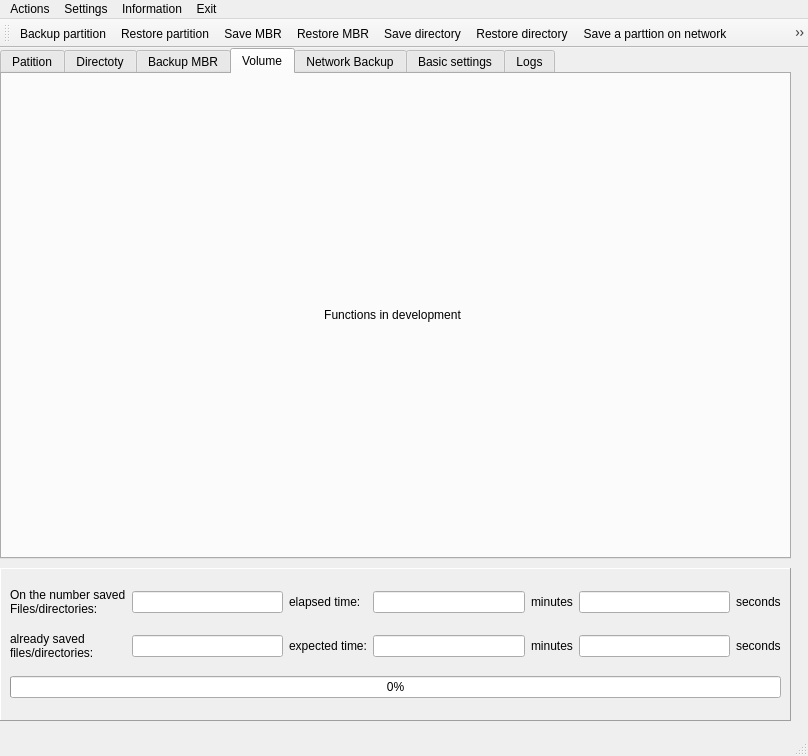
First picture: the form in qt4-fsarchiver/src/ui/new_Main.ui, repository Rudlandh/qt-fasarchiver, before the edit.
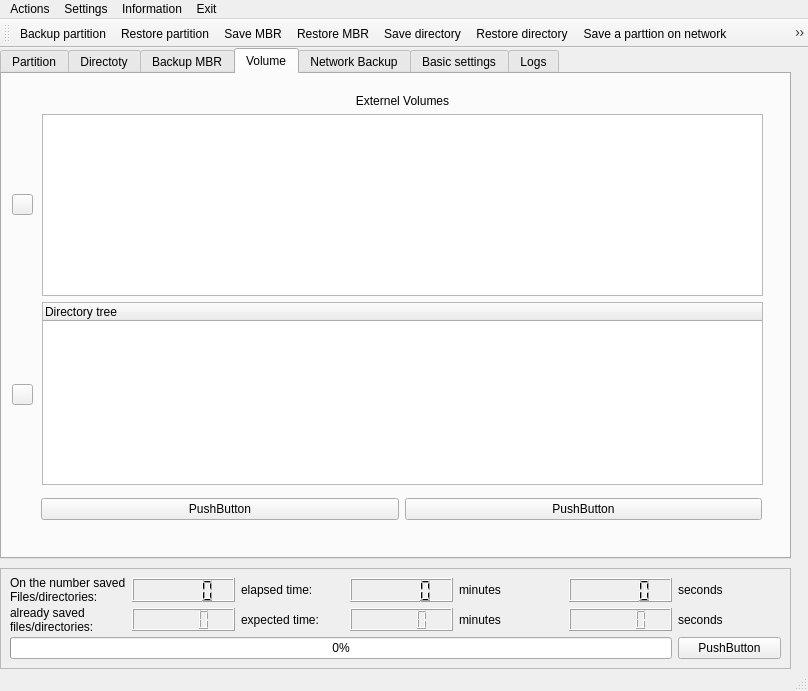
Second picture: the form after the edit. The open tabs and pages were chosen to show the change. Icons and pictures are not drawn.

The edit to the form file:
```diff
--- a/qt4-fsarchiver/src/ui/new_Main.ui
+++ b/qt4-fsarchiver/src/ui/new_Main.ui
@@ -7,7 +7,7 @@
     <x>0</x>
     <y>0</y>
     <width>808</width>
-    <height>756</height>
+    <height>691</height>
    </rect>
   </property>
   <property name="windowTitle">
@@ -37,7 +37,7 @@
       <locale language="English" country="UnitedStates"/>
      </property>
      <attribute name="title">
-      <string>Patition</string>
+      <string>Partition</string>
      </attribute>
      <widget class="QPushButton" name="pushButton_restore">
       <property name="geometry">
@@ -749,20 +749,109 @@
      <attribute name="title">
       <string>Volume</string>
      </attribute>
-     <widget class="QLabel" name="label_12">
+     <widget class="QWidget" name="verticalLayoutWidget">
       <property name="geometry">
        <rect>
-        <x>20</x>
+        <x>40</x>
         <y>20</y>
-        <width>741</width>
-        <height>441</height>
+        <width>721</width>
+        <height>391</height>
        </rect>
       </property>
+      <layout class="QVBoxLayout" name="verticalLayout">
+       <item>
+        <widget class="QLabel" name="label_12">
+         <property name="text">
+          <string>Externel Volumes</string>
+         </property>
+         <property name="alignment">
+          <set>Qt::AlignCenter</set>
+         </property>
+        </widget>
+       </item>
+       <item>
+        <widget class="QListWidget" name="listWidget_3">
+         <property name="selectionBehavior">
+          <enum>QAbstractItemView::SelectRows</enum>
+         </property>
+        </widget>
+       </item>
+       <item>
+        <widget class="QTreeWidget" name="treeWidget">
+         <column>
+          <property name="text">
+           <string>Directory tree</string>
+          </property>
+         </column>
+        </widget>
+       </item>
+      </layout>
+     </widget>
+     <widget class="QWidget" name="horizontalLayoutWidget">
+      <property name="geometry">
+       <rect>
+        <x>39</x>
+        <y>410</y>
+        <width>721</width>
+        <height>51</height>
+       </rect>
+      </property>
+      <layout class="QHBoxLayout" name="horizontalLayout">
+       <item>
+        <widget class="QPushButton" name="pushButton_2">
+         <property name="text">
+          <string>PushButton</string>
+         </property>
+        </widget>
+       </item>
+       <item>
+        <widget class="QPushButton" name="pushButton">
+         <property name="text">
+          <string>PushButton</string>
+         </property>
+        </widget>
+       </item>
+      </layout>
+     </widget>
+     <widget class="QPushButton" name="Ext_Vol">
+      <property name="enabled">
+       <bool>true</bool>
+      </property>
+      <property name="geometry">
+       <rect>
+        <x>10</x>
+        <y>120</y>
+        <width>21</width>
+        <height>21</height>
+       </rect>
+      </property>
       <property name="text">
-       <string>Functions in development</string>
+       <string/>
       </property>
-      <property name="alignment">
-       <set>Qt::AlignCenter</set>
+      <property name="autoRepeat">
+       <bool>false</bool>
+      </property>
+      <property name="autoExclusive">
+       <bool>false</bool>
+      </property>
+      <property name="autoDefault">
+       <bool>false</bool>
+      </property>
+      <property name="default">
+       <bool>false</bool>
+      </property>
+     </widget>
+     <widget class="QPushButton" name="Dir_tree">
+      <property name="geometry">
+       <rect>
+        <x>10</x>
+        <y>310</y>
+        <width>21</width>
+        <height>21</height>
+       </rect>
+      </property>
+      <property name="text">
+       <string/>
       </property>
      </widget>
     </widget>
@@ -1415,17 +1504,17 @@
       <x>0</x>
       <y>520</y>
       <width>791</width>
-      <height>153</height>
+      <height>101</height>
      </rect>
     </property>
     <property name="frameShape">
-     <enum>QFrame::Panel</enum>
+     <enum>QFrame::StyledPanel</enum>
     </property>
     <property name="frameShadow">
      <enum>QFrame::Raised</enum>
     </property>
     <layout class="QGridLayout" name="gridLayout">
-     <item row="3" column="0" colspan="7">
+     <item row="3" column="0" colspan="6">
       <widget class="QProgressBar" name="progressBar">
        <property name="maximum">
         <number>100</number>
@@ -1453,13 +1542,6 @@
        </property>
       </widget>
      </item>
-     <item row="0" column="1">
-      <widget class="QLineEdit" name="AnzahlsaveFile">
-       <property name="alignment">
-        <set>Qt::AlignCenter</set>
-       </property>
-      </widget>
-     </item>
      <item row="1" column="0">
       <widget class="QLabel" name="label_3">
        <property name="text">
@@ -1468,20 +1550,6 @@
        </property>
       </widget>
      </item>
-     <item row="1" column="1">
-      <widget class="QLineEdit" name="AnzahlgesicherteFile">
-       <property name="alignment">
-        <set>Qt::AlignCenter</set>
-       </property>
-      </widget>
-     </item>
-     <item row="0" column="3">
-      <widget class="QLineEdit" name="MinuteElapsed">
-       <property name="alignment">
-        <set>Qt::AlignCenter</set>
-       </property>
-      </widget>
-     </item>
      <item row="0" column="6">
       <widget class="QLabel" name="label_8">
        <property name="text">
@@ -1489,13 +1557,6 @@
        </property>
       </widget>
      </item>
-     <item row="0" column="5">
-      <widget class="QLineEdit" name="SekundeElapsed">
-       <property name="alignment">
-        <set>Qt::AlignCenter</set>
-       </property>
-      </widget>
-     </item>
      <item row="0" column="4">
       <widget class="QLabel" name="label_7">
        <property name="text">
@@ -1503,13 +1564,6 @@
        </property>
       </widget>
      </item>
-     <item row="1" column="3">
-      <widget class="QLineEdit" name="MinuteRemaining">
-       <property name="alignment">
-        <set>Qt::AlignCenter</set>
-       </property>
-      </widget>
-     </item>
      <item row="1" column="2">
       <widget class="QLabel" name="label_6">
        <property name="text">
@@ -1524,13 +1578,6 @@
        </property>
       </widget>
      </item>
-     <item row="1" column="5">
-      <widget class="QLineEdit" name="SekundeRemaining">
-       <property name="alignment">
-        <set>Qt::AlignCenter</set>
-       </property>
-      </widget>
-     </item>
      <item row="1" column="6">
       <widget class="QLabel" name="label_10">
        <property name="text">
@@ -1538,6 +1585,31 @@
        </property>
       </widget>
      </item>
+     <item row="0" column="5">
+      <widget class="QLCDNumber" name="SekundeElapsed"/>
+     </item>
+     <item row="0" column="3">
+      <widget class="QLCDNumber" name="MinuteElapsed_2"/>
+     </item>
+     <item row="1" column="3">
+      <widget class="QLCDNumber" name="MinuteRemaining"/>
+     </item>
+     <item row="0" column="1">
+      <widget class="QLCDNumber" name="AnzahlsaveFile"/>
+     </item>
+     <item row="1" column="1">
+      <widget class="QLCDNumber" name="AnzahlgesicherteFile"/>
+     </item>
+     <item row="3" column="6">
+      <widget class="QPushButton" name="pushButton_3">
+       <property name="text">
+        <string>PushButton</string>
+       </property>
+      </widget>
+     </item>
+     <item row="1" column="5">
+      <widget class="QLCDNumber" name="SekundeRemaining"/>
+     </item>
     </layout>
    </widget>
   </widget>
```
Left out of the diff: 37 changed lines with no effect on the pictures.
